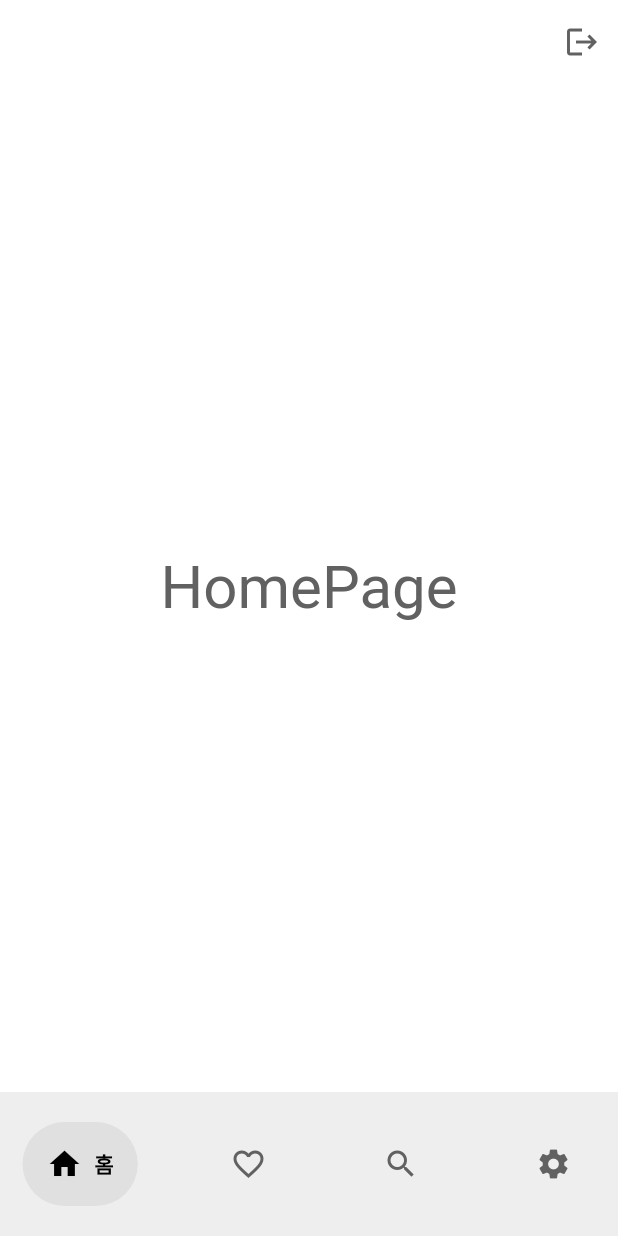
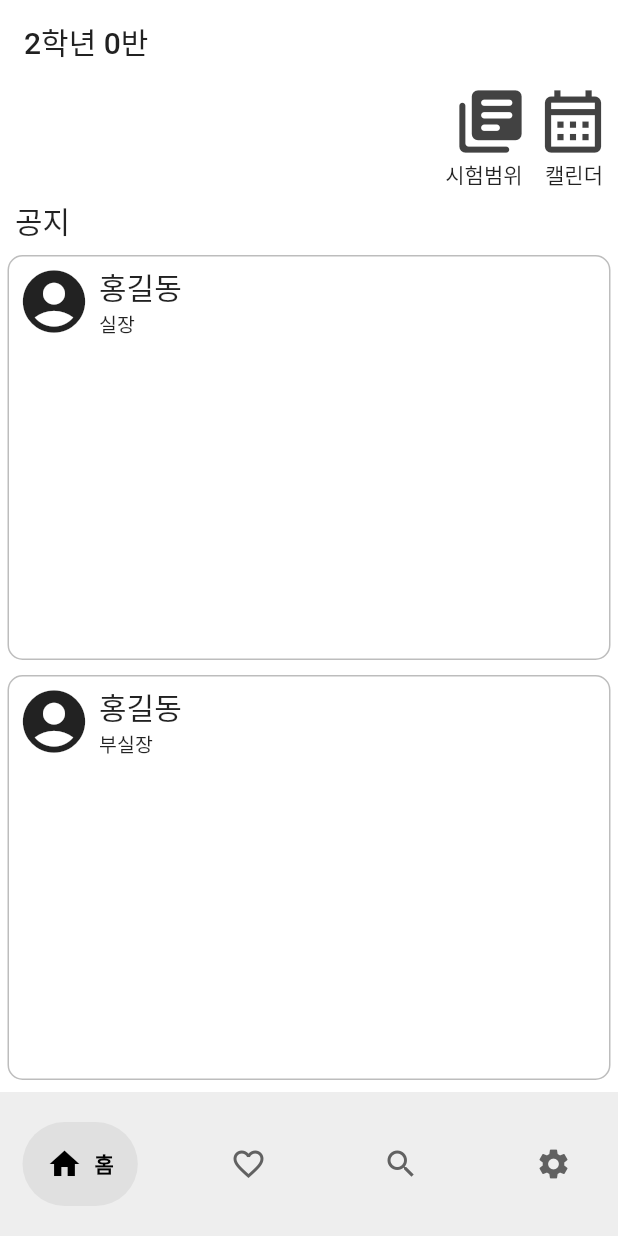
Before and after one commit to 0jiinn/jeongo-project, a Flutter app: the screen it shows once a user with an empty profile is signed in, on a phone screen of 412 x 824 dp. Run offline on Flutter 3.47's test engine with Material 2 defaults, Android fonts, the phone set to English and light mode, and no system bars; drawn by our look-alikes of google_nav_bar; our stand-ins replace firebase_auth, firebase_core; accounts and stored records are empty.

Commit message:
HomePage 디자인 구성

```diff
--- /dev/null
+++ b/lib/components/post.dart
@@ -0,0 +1,70 @@
+import 'package:flutter/material.dart';
+
+class Post extends StatelessWidget {
+  final String nickname;
+  final String role;
+
+  const Post({
+    Key? key,
+    required this.nickname,
+    required this.role,
+  }) : super(key: key);
+
+  @override
+  Widget build(BuildContext context) {
+    return Column(
+      children: [
+        Container(
+          decoration: BoxDecoration(
+            border: Border.all(
+              width: 1,
+              color: Colors.grey.shade400,
+            ),
+            borderRadius: BorderRadius.circular(10),
+          ),
+          height: 270,
+          width: MediaQuery.of(context).size.width,
+          margin: EdgeInsets.fromLTRB(5, 0, 5, 0),
+          child: Column(
+            children: [
+              SizedBox(
+                height: 5,
+              ),
+              Row(
+                mainAxisAlignment: MainAxisAlignment.start,
+                children: [
+                  SizedBox(
+                    width: 5,
+                  ),
+                  Icon(
+                    Icons.account_circle_rounded,
+                    size: 50,
+                  ),
+                  SizedBox(
+                    width: 5,
+                  ),
+                  Column(
+                    crossAxisAlignment: CrossAxisAlignment.start,
+                    children: [
+                      Text(
+                        nickname,
+                        style: TextStyle(fontSize: 20),
+                      ),
+                      Text(
+                        role,
+                        style: TextStyle(fontSize: 13),
+                      )
+                    ],
+                  ),
+                ],
+              ),
+            ],
+          ),
+        ),
+        SizedBox(
+          height: 10,
+        ),
+      ],
+    );
+  }
+}
--- a/lib/pages/home_page.dart
+++ b/lib/pages/home_page.dart
@@ -3,6 +3,7 @@ import 'package:flutter/foundation.dart';
 import 'package:flutter/material.dart';
 import 'package:google_nav_bar/google_nav_bar.dart';
 
+import '../components/post.dart';
 
 class HomePage extends StatefulWidget {
   HomePage({Key? key}) : super(key: key);
@@ -25,51 +26,20 @@ class _HomePageState extends State<HomePage> {
       appBar: AppBar(
         backgroundColor: Colors.white,
         elevation: 0,
-        // leading: Builder(
-        //   builder: (BuildContext context) {
-        //     return IconButton(
-        //       icon: Icon(Icons.menu, color: Colors.grey[700]),
-        //       onPressed: () {
-        //         Scaffold.of(context).openDrawer();
-        //       },
-        //       tooltip: MaterialLocalizations.of(context).openAppDrawerTooltip,
-        //     );
-        //   },
-        // ),
-        actions: [
-          IconButton(
-            onPressed: () => FirebaseAuth.instance.signOut(),
-            icon: Icon(
-              Icons.logout,
-              color: Colors.grey[700],
-            ),
-          ),
-        ],
+        title: Text(
+          "2학년 0반",
+          style: (TextStyle(color: Colors.grey.shade900)),
+        ),
+        // actions: [
+        //   IconButton(
+        //     onPressed: () => FirebaseAuth.instance.signOut(),
+        //     icon: Icon(
+        //       Icons.logout,
+        //       color: Colors.grey[700],
+        //     ),
+        //   ),
+        // ],
       ),
-      // drawer: Drawer(
-      //   child: ListView(
-      //     padding: EdgeInsets.zero,
-      //     children: [
-      //       UserAccountsDrawerHeader(
-      //         accountName: Text("홍길동"), // displayName 기능 만들어서 넣을예정
-      //         accountEmail: Text("${user.email}"),
-      //         currentAccountPicture: CircleAvatar(
-      //           child: Icon(
-      //             Icons.account_circle_rounded,
-      //             color: Colors.indigo,
-      //           ),
-      //           backgroundColor: Colors.white,
-      //         ),
-      //         decoration: BoxDecoration(
-      //           color: Colors.indigo[500],
-      //         ),
-      //       ),
-      //       ListTile(
-      //         title: Text("empty"),
-      //       ),
-      //     ],
-      //   ),
-      // ),
       bottomNavigationBar: Container(
         color: Colors.grey.shade200,
         child: Padding(
@@ -109,9 +79,69 @@ class _HomePageState extends State<HomePage> {
         child: Center(
           child: SingleChildScrollView(
             child: Column(
-              mainAxisAlignment: MainAxisAlignment.center,
               children: [
-                Text("HomePage", style: TextStyle(fontSize: 40, color: Colors.grey.shade700),),
+                Row(
+                  mainAxisAlignment: MainAxisAlignment.end,
+                  children: [
+                    Icon(
+                      Icons.library_books_rounded,
+                      size: 50,
+                      color: Colors.grey.shade800,
+                    ),
+                    SizedBox(
+                      width: 5,
+                    ),
+                    Icon(
+                      Icons.calendar_month_outlined,
+                      size: 50,
+                      color: Colors.grey.shade800,
+                    ),
+                    SizedBox(
+                      width: 5,
+                    )
+                  ],
+                ),
+                Row(
+                  crossAxisAlignment: CrossAxisAlignment.start,
+                  mainAxisAlignment: MainAxisAlignment.end,
+                  children: [
+                    Text("시험범위"),
+                    SizedBox(
+                      width: 15,
+                    ),
+                    Text("캘린더"),
+                    SizedBox(
+                      width: 10,
+                    ),
+                  ],
+                ),
+                SizedBox(
+                  height: 5,
+                ),
+                Row(
+                  mainAxisAlignment: MainAxisAlignment.start,
+                  children: [
+                    SizedBox(
+                      width: 10,
+                    ),
+                    Text("공지", style: (TextStyle(fontSize: 20))),
+                  ],
+                ),
+                SizedBox(
+                  height: 8,
+                ),
+                Post(
+                  nickname: "홍길동",
+                  role: "실장",
+                ),
+                Post(
+                  nickname: "홍길동",
+                  role: "부실장",
+                ),
+                Post(
+                  nickname: "홍길동",
+                  role: "실장",
+                ),
               ],
             ),
           ),
```
